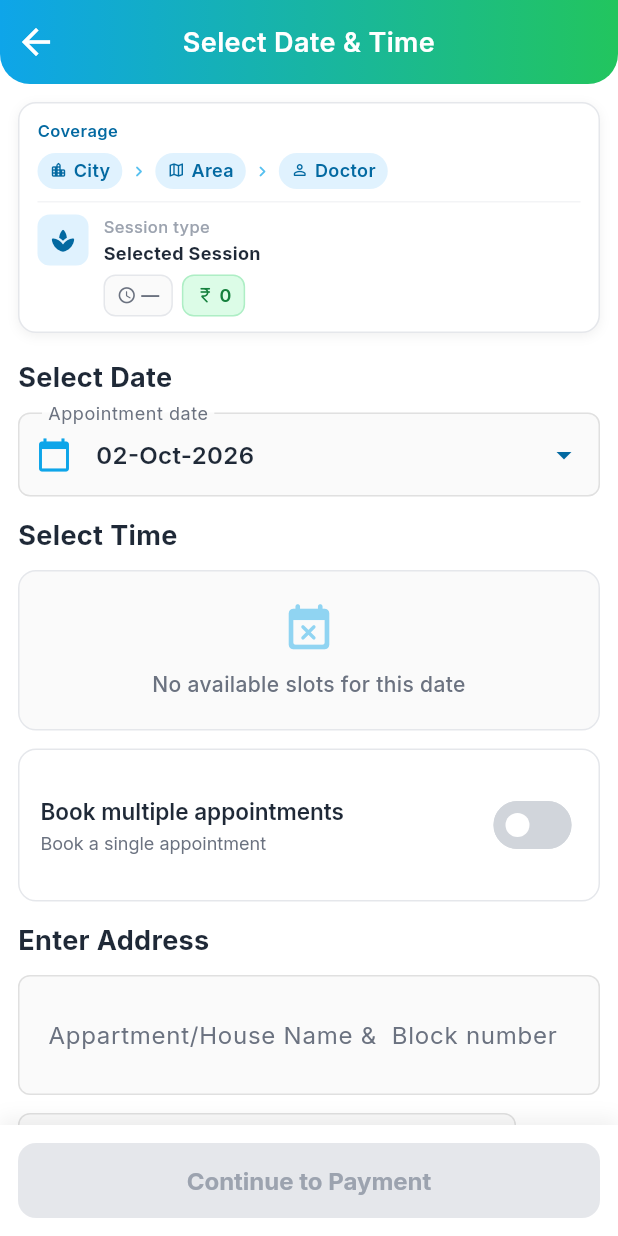
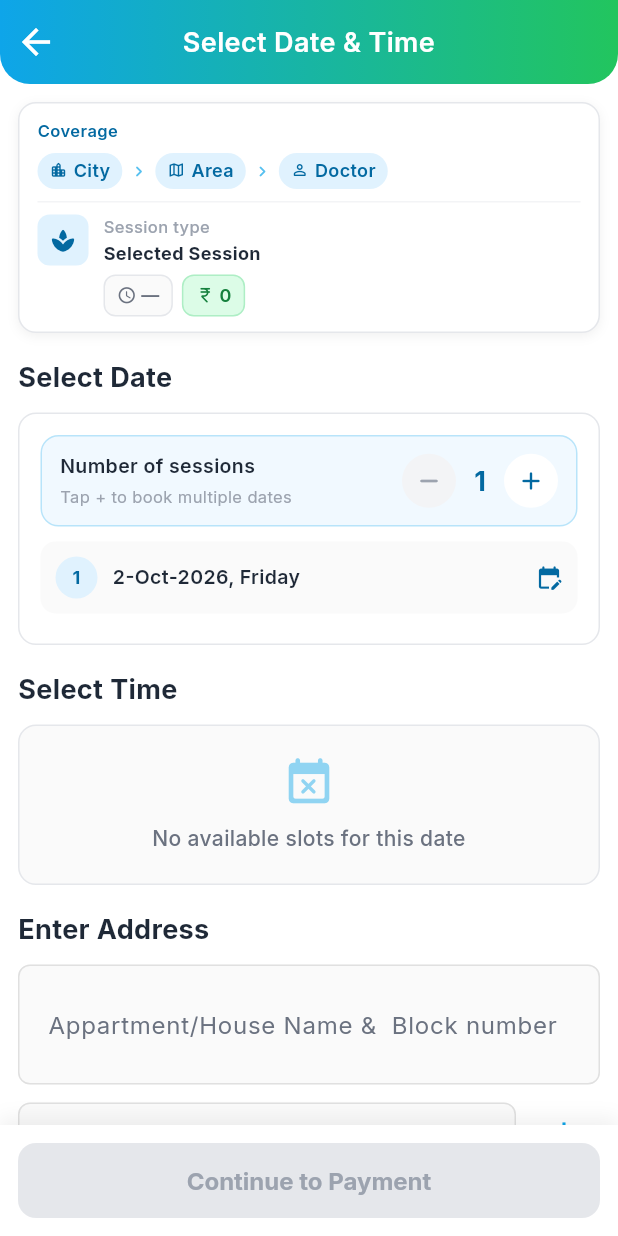
Before and after one commit to meetjanani/physio_connect_flutter, a Flutter app: the DateTimeScreen screen opened by its route, on a phone screen of 412 x 824 dp. Run offline on Flutter 3.47's test engine with Material 3 defaults, Android fonts, the phone set to English and light mode, and no system bars; our stand-ins replace cached_network_image, cloud_functions, firebase_analytics, firebase_auth, firebase_core, firebase_crashlytics and 17 more; missing offline and left inert: firebase_app_check, html_editor_enhanced, razorpay_flutter; accounts and stored records are empty.

Commit message:
Refactor bulk appointment handling: enforce count limits, streamline date configuration, and improve UI messaging for multiple sessions

```diff
--- a/lib/ui/book_session/date_time_screen.dart
+++ b/lib/ui/book_session/date_time_screen.dart
@@ -45,7 +45,7 @@ class _DateTimeScreenState extends State<DateTimeScreen> {
                 physics: const AlwaysScrollableScrollPhysics(),
                 children: [
                   const SessionTypeInfo(),
-                  SizedBox(height: 16),
+                  const SizedBox(height: 16),
                   Text(
                     'Select Date',
                     style: GoogleFonts.inter(
@@ -57,41 +57,8 @@ class _DateTimeScreenState extends State<DateTimeScreen> {
                     ),
                   ),
                   const SizedBox(height: 10),
-                  Obx(
-                    () => InkWell(
-                      borderRadius: BorderRadius.circular(12),
-                      onTap: _selectDate,
-                      child: InputDecorator(
-                        decoration: InputDecoration(
-                          labelText: 'Appointment date',
-                          prefixIcon: Icon(
-                            Icons.calendar_today,
-                            color: AppColors.medicalBlue,
-                          ),
-                          suffixIcon: Icon(
-                            Icons.arrow_drop_down,
-                            color: AppColors.medicalBlueDark,
-                          ),
-                          border: OutlineInputBorder(
-                            borderRadius: BorderRadius.circular(12),
-                          ),
-                        ),
-                        child: Text(
-                          DateFormat(
-                            'dd-MMM-yyyy',
-                          ).format(controller.selectedDate.value),
-                          style: GoogleFonts.inter(
-                            fontSize: 16,
-                            fontWeight: FontWeight.w600,
-                            color: AppColors.textPrimary,
-                          ),
-                        ),
-                      ),
-                    ),
-                  ),
-                  SizedBox(height: 12),
-
-                  // Time slots
+                  _buildAppointmentPlanner(),
+                  const SizedBox(height: 16),
                   Text(
                     'Select Time',
                     style: GoogleFonts.inter(
@@ -102,12 +69,22 @@ class _DateTimeScreenState extends State<DateTimeScreen> {
                       ),
                     ),
                   ),
-                  SizedBox(height: 10),
+                  Obx(() {
+                    final multi = controller.bulkAppointmentCount.value > 1;
+                    if (!multi) return const SizedBox(height: 10);
+                    return Padding(
+                      padding: const EdgeInsets.only(top: 4, bottom: 10),
+                      child: Text(
+                        'Same time is used for all sessions (based on first date).',
+                        style: GoogleFonts.inter(
+                          fontSize: 12,
+                          color: AppColors.textMuted,
+                        ),
+                      ),
+                    );
+                  }),
                   Obx(() => _buildTimeSlotSection()),
-                  SizedBox(height: 12),
-                  _buildAppointmentPlanner(),
-                  SizedBox(height: 12),
-
+                  const SizedBox(height: 16),
                   Text(
                     'Enter Address',
                     style: GoogleFonts.inter(
@@ -118,8 +95,7 @@ class _DateTimeScreenState extends State<DateTimeScreen> {
                       ),
                     ),
                   ),
-                  SizedBox(height: 10),
-                  // Address multiline text field with location icon
+                  const SizedBox(height: 10),
                   Row(
                     crossAxisAlignment: CrossAxisAlignment.start,
                     children: [
@@ -366,8 +342,8 @@ class _DateTimeScreenState extends State<DateTimeScreen> {
 
   Widget _buildAppointmentPlanner() {
     return Obx(() {
-      final bulk = controller.isBulkAppointment.value;
       final count = controller.bulkAppointmentCount.value;
+      final isMulti = count > 1;
       return Container(
         padding: const EdgeInsets.all(14),
         decoration: BoxDecoration(
@@ -378,38 +354,8 @@ class _DateTimeScreenState extends State<DateTimeScreen> {
         child: Column(
           crossAxisAlignment: CrossAxisAlignment.start,
           children: [
-            SwitchListTile(
-              contentPadding: EdgeInsets.zero,
-              title: Text(
-                'Book multiple appointments',
-                style: GoogleFonts.inter(
-                  fontSize: 15,
-                  fontWeight: FontWeight.w600,
-                  color: AppColors.textPrimary,
-                ),
-              ),
-              subtitle: Text(
-                bulk
-                    ? 'Create one payment for multiple dates'
-                    : 'Book a single appointment',
-                style: GoogleFonts.inter(
-                  fontSize: 12,
-                  color: AppColors.textSecondary,
-                ),
-              ),
-              value: bulk,
-              activeTrackColor: AppColors.medicalBlue,
-              activeThumbColor: AppColors.surface,
-              inactiveTrackColor: AppColors.borderDark,
-              inactiveThumbColor: AppColors.surface,
-              trackOutlineColor: WidgetStatePropertyAll(
-                bulk ? AppColors.medicalBlue : AppColors.borderDark,
-              ),
-              onChanged: controller.setBulkAppointmentEnabled,
-            ),
-            if (bulk) ...[
-              const SizedBox(height: 4),
-              _buildSessionCountStepper(count),
+            _buildSessionCountStepper(count),
+            if (isMulti) ...[
               const SizedBox(height: 14),
               Text(
                 'Repeat',
@@ -437,11 +383,11 @@ class _DateTimeScreenState extends State<DateTimeScreen> {
                   color: AppColors.textMuted,
                 ),
               ),
-              const SizedBox(height: 10),
-              ...controller.appointmentDates.asMap().entries.map(
-                (entry) => _buildAppointmentDateRow(entry.key, entry.value),
-              ),
             ],
+            const SizedBox(height: 10),
+            ...controller.appointmentDates.asMap().entries.map(
+              (entry) => _buildAppointmentDateRow(entry.key, entry.value),
+            ),
           ],
         ),
       );
@@ -474,7 +420,9 @@ class _DateTimeScreenState extends State<DateTimeScreen> {
                 ),
                 const SizedBox(height: 2),
                 Text(
-                  'Min 2 · Max 100',
+                  count == 1
+                      ? 'Tap + to book multiple dates'
+                      : 'Min 1 · Max 100',
                   style: GoogleFonts.inter(
                     fontSize: 11,
                     color: AppColors.textMuted,
@@ -485,7 +433,7 @@ class _DateTimeScreenState extends State<DateTimeScreen> {
           ),
           _stepperButton(
             icon: Icons.remove_rounded,
-            enabled: count > 2,
+            enabled: count > 1,
             onTap: () => controller.adjustBulkAppointmentCount(-1),
           ),
           Padding(
@@ -608,8 +556,7 @@ class _DateTimeScreenState extends State<DateTimeScreen> {
       }
     }
 
-    final initialDate =
-        current.isBefore(firstDate) ? firstDate : current;
+    final initialDate = current.isBefore(firstDate) ? firstDate : current;
 
     final date = await showDatePicker(
       context: context,
@@ -617,23 +564,37 @@ class _DateTimeScreenState extends State<DateTimeScreen> {
       firstDate: firstDate,
       lastDate: today.add(const Duration(days: 365)),
     );
-    if (date != null) {
-      controller.updateAppointmentDate(index, date);
+    if (date == null) return;
+
+    final firstDateChanged = controller.updateAppointmentDate(index, date);
+    if (firstDateChanged) {
+      await _fetchTimeSlotAfterDateSelection(date, regenerateDates: false);
     }
   }
 
   Future<void> _confirmAppointments() async {
     final dates = controller.appointmentDates;
+    if (dates.length <= 1) {
+      Get.toNamed(AppPage.performPayment);
+      return;
+    }
+
     final confirmed = await Get.dialog<bool>(
       AlertDialog(
         title: const Text('Confirm appointments'),
         content: Text(
-          '${dates.length} appointment${dates.length == 1 ? '' : 's'} will be created. '
+          '${dates.length} appointments will be created. '
           'You will make one payment for the total amount.',
         ),
         actions: [
-          TextButton(onPressed: () => Get.back(result: false), child: const Text('Review')),
-          ElevatedButton(onPressed: () => Get.back(result: true), child: const Text('Confirm')),
+          TextButton(
+            onPressed: () => Get.back(result: false),
+            child: const Text('Review'),
+          ),
+          ElevatedButton(
+            onPressed: () => Get.back(result: true),
+            child: const Text('Confirm'),
+          ),
         ],
       ),
     );
@@ -642,23 +603,14 @@ class _DateTimeScreenState extends State<DateTimeScreen> {
     }
   }
 
-  Future<void> _selectDate() async {
-    final now = DateTime.now();
-    final current = controller.selectedDate.value;
-    final pickedDate = await showDatePicker(
-      context: context,
-      initialDate: current.isBefore(now) ? now : current,
-      firstDate: now,
-      lastDate: now.add(const Duration(days: 60)),
-    );
-    if (pickedDate == null) return;
-
-    await _fetchTimeSlotAfterDateSelection(pickedDate);
-  }
-
-  Future<void> _fetchTimeSlotAfterDateSelection(DateTime selectedDate) async {
+  Future<void> _fetchTimeSlotAfterDateSelection(
+    DateTime selectedDate, {
+    bool regenerateDates = true,
+  }) async {
     controller.selectedDate.value = selectedDate;
-    controller.configureAppointmentDates();
+    if (regenerateDates) {
+      controller.configureAppointmentDates();
+    }
     WidgetsBinding.instance.addPostFrameCallback((_) {
       if (mounted) {
         controller.getTimeSlotsMaster();
```
Also changed, not shown: lib/ui/book_session/booking_controller.dart (+24 -25 lines).
